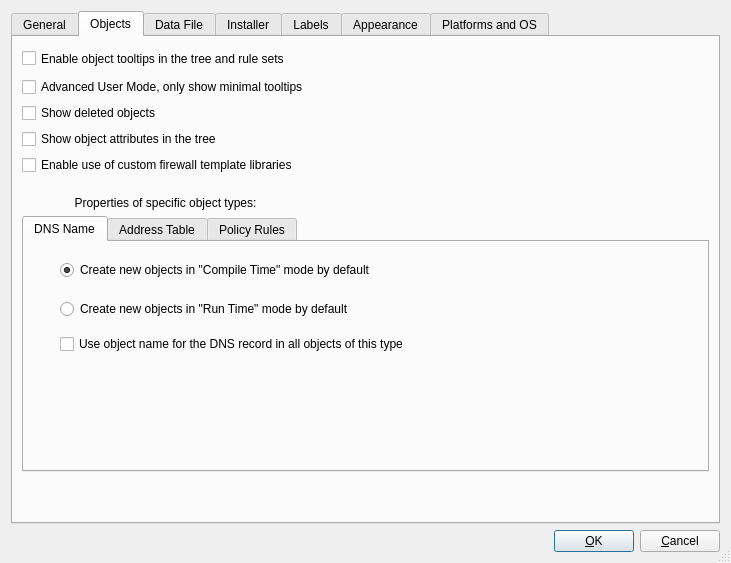
fwbuilder/fwbuilder, file src/libgui/prefsdialog_q.ui: the form before one commit.
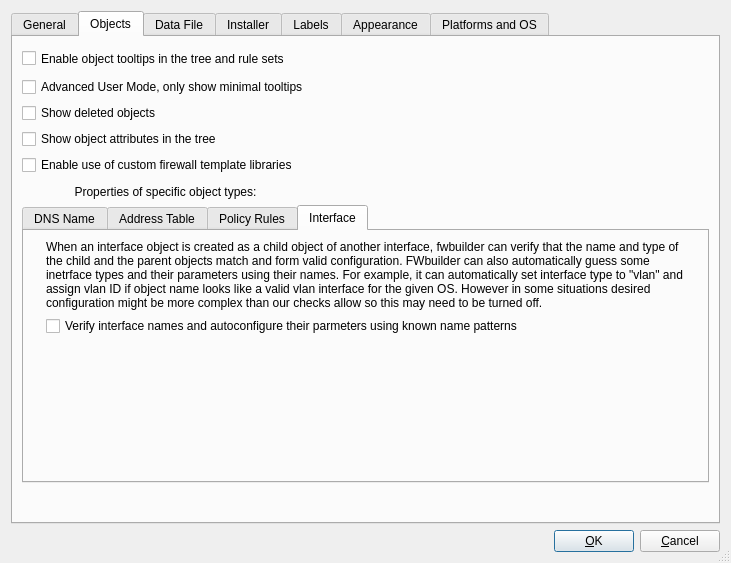
The form after the commit. Icons and pictures are not drawn.

Commit message: see #2103 added checkbox to disable interface name validation checks and autoconfiguration of vlan interface IDs

Diff of the .ui file:
```diff
--- a/src/libgui/prefsdialog_q.ui
+++ b/src/libgui/prefsdialog_q.ui
@@ -338,7 +338,7 @@
        <item row="7" column="0" colspan="2">
         <widget class="QTabWidget" name="tabWidget_2">
          <property name="currentIndex">
-          <number>0</number>
+          <number>3</number>
          </property>
          <widget class="QWidget" name="DNSName">
           <attribute name="title">
@@ -550,6 +550,65 @@
            </item>
           </layout>
          </widget>
+         <widget class="QWidget" name="tab_2">
+          <attribute name="title">
+           <string>Interface</string>
+          </attribute>
+          <layout class="QGridLayout" name="gridLayout_17">
+           <item row="0" column="0">
+            <widget class="QLabel" name="label_17">
+             <property name="sizePolicy">
+              <sizepolicy hsizetype="Minimum" vsizetype="Preferred">
+               <horstretch>0</horstretch>
+               <verstretch>0</verstretch>
+              </sizepolicy>
+             </property>
+             <property name="text">
+              <string/>
+             </property>
+             <property name="pixmap">
+              <pixmap resource="MainRes.qrc">:/Icons/Interface/icon-big</pixmap>
+             </property>
+            </widget>
+           </item>
+           <item row="0" column="1">
+            <widget class="QLabel" name="label_18">
+             <property name="text">
+              <string>When an interface object is created as a child object of another interface, fwbuilder can verify that the name and type of the child and the parent objects match and form valid configuration. FWbuilder can also automatically guess some inetrface types and their parameters using their names. For example, it can automatically set interface type to &quot;vlan&quot; and assign vlan ID if object name looks like a valid vlan interface for the given OS. However in some situations desired configuration might be more complex than our checks allow so this may need to be turned off.</string>
+             </property>
+             <property name="wordWrap">
+              <bool>true</bool>
+             </property>
+            </widget>
+           </item>
+           <item row="1" column="1">
+            <widget class="QCheckBox" name="autoconfigure_interfaces">
+             <property name="sizePolicy">
+              <sizepolicy hsizetype="Expanding" vsizetype="Fixed">
+               <horstretch>0</horstretch>
+               <verstretch>0</verstretch>
+              </sizepolicy>
+             </property>
+             <property name="text">
+              <string>Verify interface names and autoconfigure their parmeters using known name patterns</string>
+             </property>
+            </widget>
+           </item>
+           <item row="2" column="1">
+            <spacer name="verticalSpacer_8">
+             <property name="orientation">
+              <enum>Qt::Vertical</enum>
+             </property>
+             <property name="sizeHint" stdset="0">
+              <size>
+               <width>20</width>
+               <height>134</height>
+              </size>
+             </property>
+            </spacer>
+           </item>
+          </layout>
+         </widget>
         </widget>
        </item>
       </layout>
```
Left out of the diff: 12 changed lines with no effect on the pictures. The commit also changes 83 other files.
